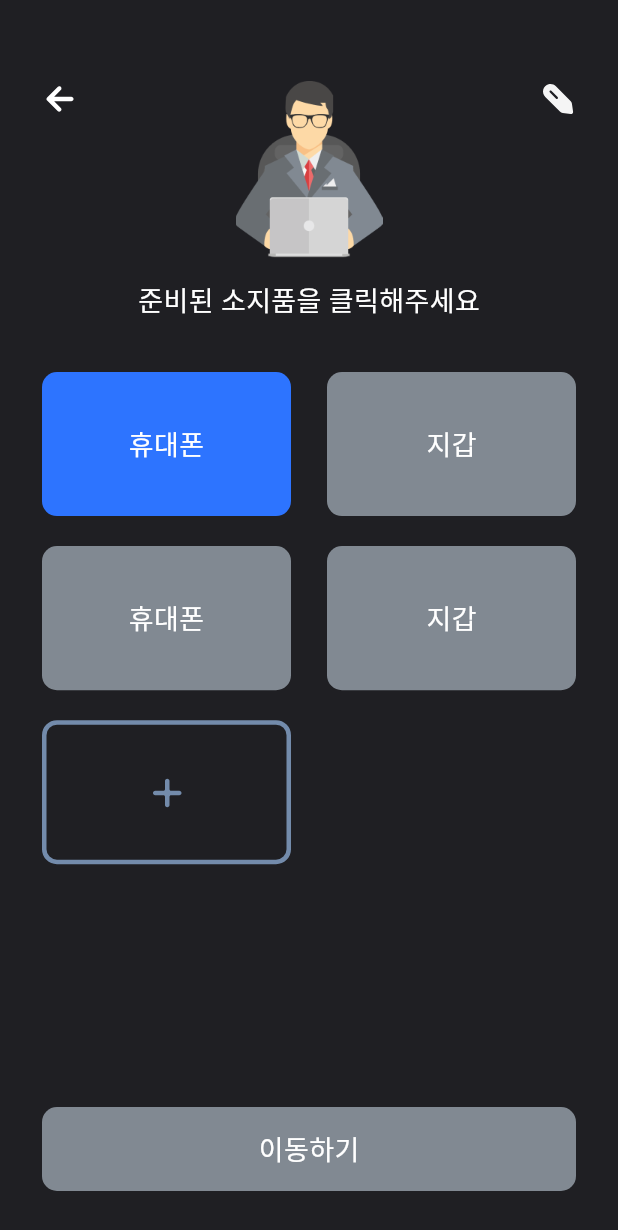
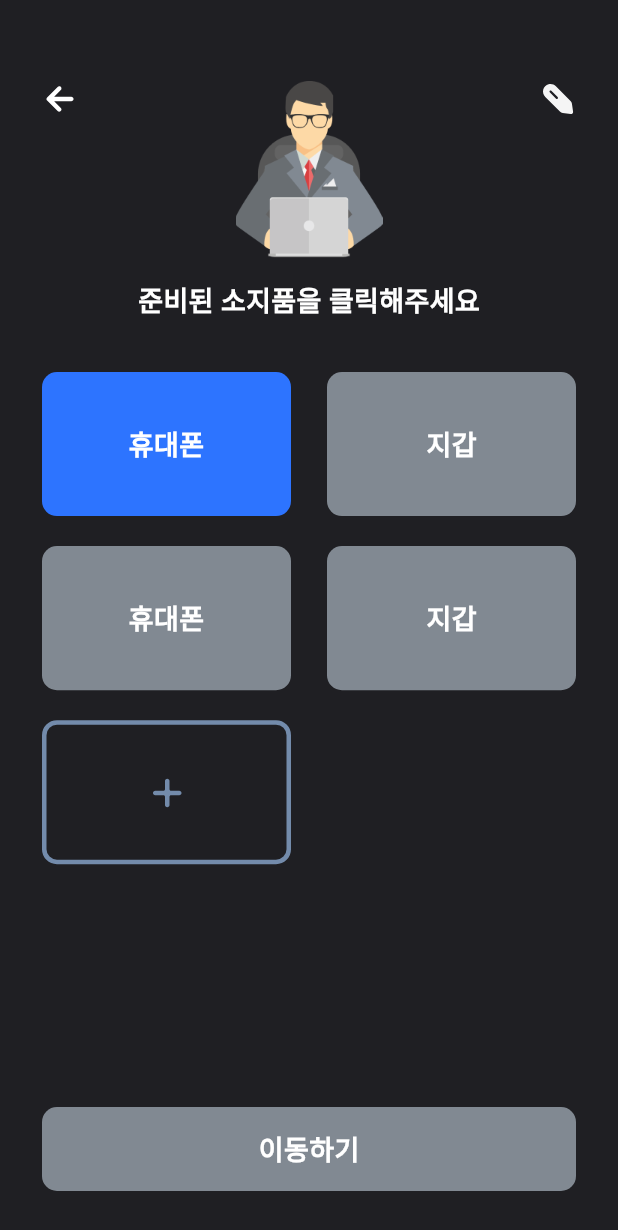
Before and after one commit to giovannijunseokim/secretary-kim, a Flutter app: the screen it shows after launch, on a phone screen of 412 x 824 dp. Shown: the top 1230 px of the screen. Run offline on Flutter 3.47's test engine with Material 3 defaults, Android fonts, the phone set to English and light mode, and no system bars; our stand-ins replace flutter_svg; Roboto replaces fonts that are missing (Pretendard); project files that could hold a hidden picture were left out.

Commit message:
use text style constants

```diff
--- a/lib/components/belonging_card.dart
+++ b/lib/components/belonging_card.dart
@@ -1,5 +1,6 @@
 import 'package:flutter/material.dart';
 import 'package:secretary_kim/theme/colors.dart';
+import 'package:secretary_kim/theme/text_style.dart';
 
 class BelongingCard extends StatelessWidget {
   final String name;
@@ -17,7 +18,7 @@ class BelongingCard extends StatelessWidget {
       ),
       child: Text(
         name,
-        style: const TextStyle(color: SkColors.white, fontSize: 18),
+        style: SkTextStyle.semiBold18,
       ),
     );
   }
--- a/lib/components/buttons.dart
+++ b/lib/components/buttons.dart
@@ -2,6 +2,7 @@ import 'package:flutter/material.dart';
 import 'package:flutter_svg/svg.dart';
 import 'package:secretary_kim/constant/path.dart';
 import 'package:secretary_kim/theme/colors.dart';
+import 'package:secretary_kim/theme/text_style.dart';
 
 class MoveButton extends StatelessWidget {
   final bool isEnabled;
@@ -18,9 +19,9 @@ class MoveButton extends StatelessWidget {
         color: isEnabled ? SkColors.blue1 : SkColors.gray2,
         borderRadius: BorderRadius.circular(10),
       ),
-      child: Text(
+      child: const Text(
         "이동하기",
-        style: TextStyle(color: SkColors.white, fontSize: 18),
+        style: SkTextStyle.semiBold18,
       ),
     );
   }
--- a/lib/components/title_text.dart
+++ b/lib/components/title_text.dart
@@ -1,5 +1,5 @@
 import 'package:flutter/material.dart';
-import 'package:secretary_kim/theme/colors.dart';
+import 'package:secretary_kim/theme/text_style.dart';
 
 class TitleText extends StatelessWidget {
   final String title;
@@ -10,10 +10,7 @@ class TitleText extends StatelessWidget {
   Widget build(BuildContext context) {
     return Text(
       title,
-      style: const TextStyle(
-        color: SkColors.white,
-        fontSize: 18,
-      ),
+      style: SkTextStyle.semiBold18,
     );
   }
 }
--- /dev/null
+++ b/lib/theme/text_style.dart
@@ -0,0 +1,10 @@
+import 'package:flutter/cupertino.dart';
+import 'package:secretary_kim/theme/colors.dart';
+
+class SkTextStyle {
+  static const semiBold18 = TextStyle(
+      color: SkColors.white,
+      fontSize: 18,
+      fontFamily: 'Pretendard',
+      fontWeight: FontWeight.w600);
+}
```
